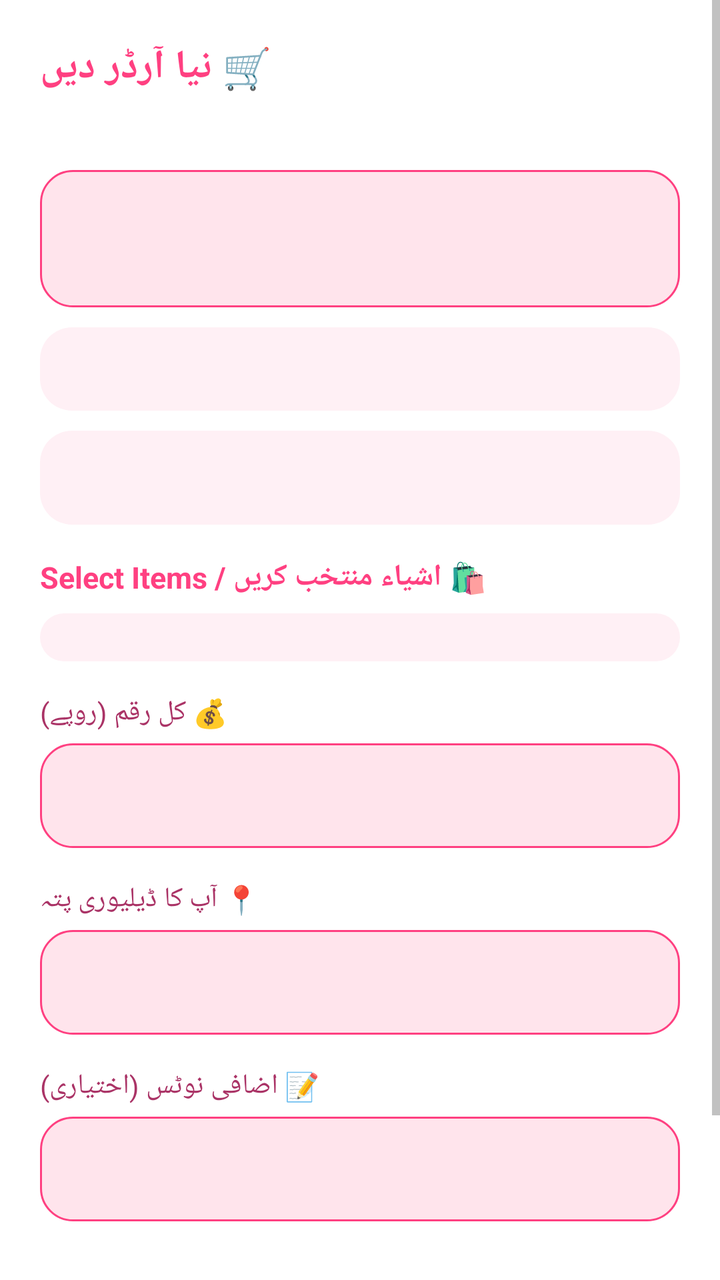
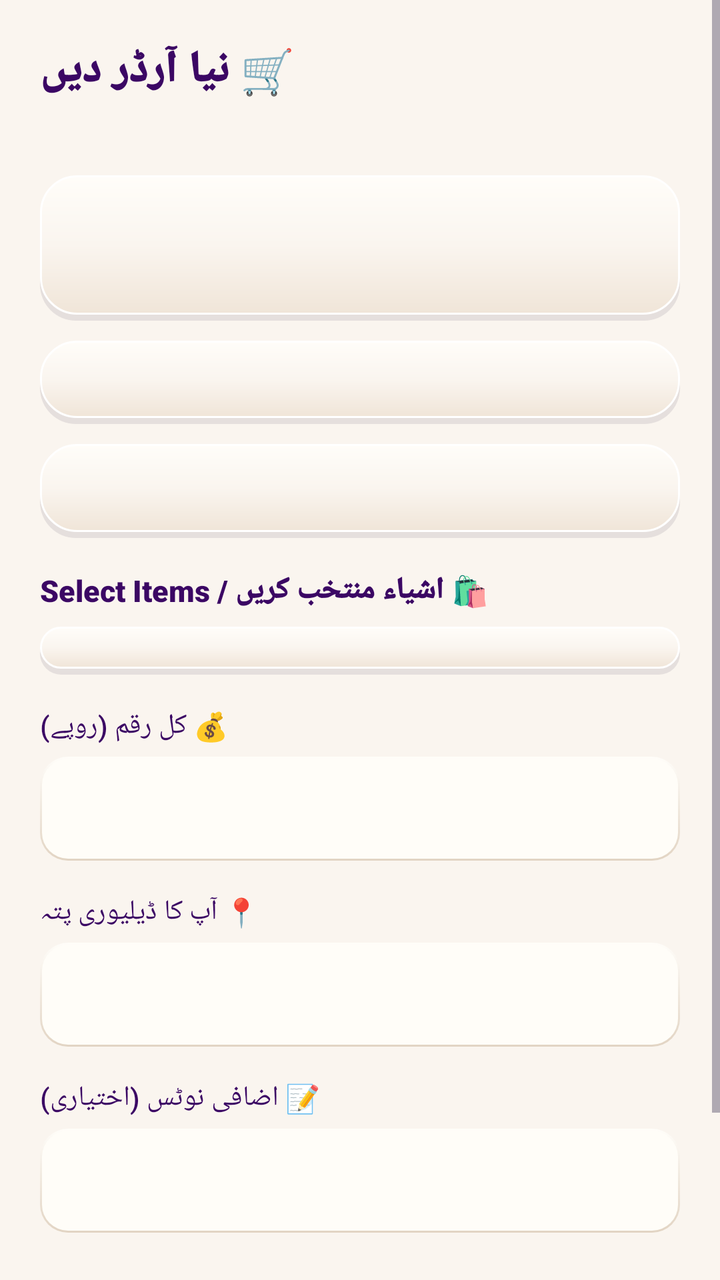

The first picture is an Android layout as it rendered before a commit; the second is the same layout after the commit. The layout source and the unified diff follow.
<!-- AndroidManifest.xml: application theme Theme.SheEmpower -->
<!-- res/layout/activity_place_order.xml -->
<?xml version="1.0" encoding="utf-8"?>
<ScrollView xmlns:android="http://schemas.android.com/apk/res/android"
    android:layout_width="match_parent" android:layout_height="match_parent">
    <LinearLayout
        android:layout_width="match_parent" android:layout_height="wrap_content"
        android:orientation="vertical" android:background="?android:attr/windowBackground"
        android:padding="20dp">

        <TextView android:layout_width="wrap_content" android:layout_height="wrap_content"
            android:text="🛒 نیا آرڈر دیں" android:textSize="20sp" android:textStyle="bold" android:textColor="#FF4081" android:layout_marginBottom="10dp" />

        <TextView android:id="@+id/tvCategoryHeader"
            android:layout_width="match_parent" android:layout_height="wrap_content"
            android:textColor="#FF4081" android:textStyle="bold" android:textSize="13sp" android:layout_marginBottom="10dp" />

        <LinearLayout
            android:layout_width="match_parent" android:layout_height="wrap_content"
            android:orientation="horizontal" android:background="@drawable/bg_rounded_pink"
            android:padding="14dp" android:gravity="center_vertical">
            <LinearLayout android:layout_width="0dp" android:layout_height="wrap_content" android:layout_weight="1" android:orientation="vertical">
                <TextView android:id="@+id/tvSellerName" android:layout_width="wrap_content" android:layout_height="wrap_content" android:textStyle="bold" android:textSize="16sp" />
                <TextView android:id="@+id/tvSellerMeta" android:layout_width="wrap_content" android:layout_height="wrap_content" android:textColor="#777777" />
            </LinearLayout>
            <TextView android:id="@+id/tvSellerVerified" android:layout_width="wrap_content" android:layout_height="wrap_content" android:textColor="#4CAF50" android:textStyle="bold" />
        </LinearLayout>

        <TextView android:id="@+id/tvDeliveryInfo"
            android:layout_width="match_parent" android:layout_height="wrap_content"
            android:background="@drawable/bg_rounded_pink_light" android:padding="12dp"
            android:layout_marginTop="10dp" android:textSize="13sp" />

        <TextView android:id="@+id/tvSelectedItem"
            android:layout_width="match_parent" android:layout_height="wrap_content"
            android:background="@drawable/bg_rounded_pink_light" android:padding="14dp"
            android:layout_marginTop="10dp" android:textStyle="bold" />

        
        <TextView android:id="@+id/tvChecklistHeader"
            android:layout_width="wrap_content" android:layout_height="wrap_content"
            android:text="🛍️ اشیاء منتخب کریں / Select Items" android:textStyle="bold" android:textColor="#FF4081"
            android:textSize="15sp" android:layout_marginTop="16dp" />
        <TextView android:id="@+id/tvChecklistEmpty"
            android:layout_width="match_parent" android:layout_height="wrap_content"
            android:text="اس بیچنے والی کی کوئی چیز موجود نہیں" android:textColor="#888888" android:visibility="gone" android:layout_marginTop="8dp" />
        <LinearLayout android:id="@+id/layoutProductChecklist"
            android:layout_width="match_parent" android:layout_height="wrap_content"
            android:orientation="vertical" android:background="@drawable/bg_rounded_pink_light"
            android:padding="12dp" android:layout_marginTop="8dp" />

        <LinearLayout android:id="@+id/layoutDynamicFields"
            android:layout_width="match_parent" android:layout_height="wrap_content" android:orientation="vertical" />

        <TextView android:layout_width="wrap_content" android:layout_height="wrap_content"
            android:text="💰 کل رقم (روپے)" android:textColor="#AA3366" android:layout_marginTop="16dp" />
        <com.google.android.material.textfield.TextInputEditText android:id="@+id/etAmount"
            android:layout_width="match_parent" android:layout_height="wrap_content"
            android:inputType="number" android:padding="14dp" android:background="@drawable/bg_rounded_pink" android:layout_marginTop="6dp" />
        <TextView android:id="@+id/tvAmountLockedNote"
            android:layout_width="match_parent" android:layout_height="wrap_content"
            android:textColor="#FF6F00" android:textSize="11sp" android:layout_marginTop="4dp" android:visibility="gone" />

        <LinearLayout android:id="@+id/layoutBuyerAddress"
            android:layout_width="match_parent" android:layout_height="wrap_content" android:orientation="vertical">
            <TextView android:layout_width="wrap_content" android:layout_height="wrap_content"
                android:text="📍 آپ کا ڈیلیوری پتہ" android:textColor="#AA3366" android:layout_marginTop="16dp" />
            <com.google.android.material.textfield.TextInputEditText android:id="@+id/etAddress"
                android:layout_width="match_parent" android:layout_height="wrap_content"
                android:padding="14dp" android:background="@drawable/bg_rounded_pink" android:layout_marginTop="6dp" />
        </LinearLayout>

        <TextView android:layout_width="wrap_content" android:layout_height="wrap_content"
            android:text="📝 اضافی نوٹس (اختیاری)" android:textColor="#AA3366" android:layout_marginTop="16dp" />
        <com.google.android.material.textfield.TextInputEditText android:id="@+id/etNotes"
            android:layout_width="match_parent" android:layout_height="wrap_content"
            android:padding="14dp" android:background="@drawable/bg_rounded_pink" android:layout_marginTop="6dp" />

        <Button android:id="@+id/btnSubmitOrder"
            android:layout_width="match_parent" android:layout_height="60dp"
            android:text="✅ آرڈر جمع کروائیں" android:backgroundTint="#FF4081" android:textColor="#FFFFFF"
            android:layout_marginTop="24dp" android:layout_marginBottom="20dp" />

    </LinearLayout>
</ScrollView>
<!-- resources referenced by this layout -->
<resources>
  <!-- drawable bg_rounded_pink (drawable) -->
  <?xml version="1.0" encoding="utf-8"?>
  <shape xmlns:android="http://schemas.android.com/apk/res/android">
      <solid android:color="#FFE4EC" />
      <stroke android:width="1dp" android:color="#FF4081" />
      <corners android:radius="16dp" />
  </shape>
  <!-- drawable bg_rounded_pink_light (drawable) -->
  <?xml version="1.0" encoding="utf-8"?>
  <shape xmlns:android="http://schemas.android.com/apk/res/android">
      <solid android:color="#FFF0F5" />
      <corners android:radius="16dp" />
  </shape>
  <style name="Theme.SheEmpower" parent="Theme.AppCompat.Light.NoActionBar">
          <item name="colorPrimary">#FF4081</item>
          <item name="colorPrimaryDark">#C2185B</item>
          <item name="colorAccent">#FF4081</item>
          <item name="android:windowBackground">@color/bg_light</item>
          <item name="android:colorBackground">@color/white</item>
          <item name="android:textColorPrimary">@color/text_light</item>
          <item name="android:textColorSecondary">@color/text_gray</item>
      </style>
  <color name="bg_light">#FFFFFF</color>
  <color name="white">#FFFFFF</color>
  <color name="text_light">#333333</color>
  <color name="text_gray">#888888</color>
</resources>

<!-- the commit's change to res/layout/activity_place_order.xml (unified diff, before → after) -->
@@ -1,83 +1,203 @@
 <?xml version="1.0" encoding="utf-8"?>
 <ScrollView xmlns:android="http://schemas.android.com/apk/res/android"
-    android:layout_width="match_parent" android:layout_height="match_parent">
+    android:layout_width="match_parent"
+    android:layout_height="match_parent"
+    android:background="@color/bg_cream">
+
     <LinearLayout
-        android:layout_width="match_parent" android:layout_height="wrap_content"
-        android:orientation="vertical" android:background="?android:attr/windowBackground"
+        android:layout_width="match_parent"
+        android:layout_height="wrap_content"
+        android:orientation="vertical"
+        android:background="@color/bg_cream"
         android:padding="20dp">
 
-        <TextView android:layout_width="wrap_content" android:layout_height="wrap_content"
-            android:text="🛒 نیا آرڈر دیں" android:textSize="20sp" android:textStyle="bold" android:textColor="#FF4081" android:layout_marginBottom="10dp" />
-
-        <TextView android:id="@+id/tvCategoryHeader"
-            android:layout_width="match_parent" android:layout_height="wrap_content"
-            android:textColor="#FF4081" android:textStyle="bold" android:textSize="13sp" android:layout_marginBottom="10dp" />
-
-        <LinearLayout
-            android:layout_width="match_parent" android:layout_height="wrap_content"
-            android:orientation="horizontal" android:background="@drawable/bg_rounded_pink"
-            android:padding="14dp" android:gravity="center_vertical">
-            <LinearLayout android:layout_width="0dp" android:layout_height="wrap_content" android:layout_weight="1" android:orientation="vertical">
-                <TextView android:id="@+id/tvSellerName" android:layout_width="wrap_content" android:layout_height="wrap_content" android:textStyle="bold" android:textSize="16sp" />
-                <TextView android:id="@+id/tvSellerMeta" android:layout_width="wrap_content" android:layout_height="wrap_content" android:textColor="#777777" />
+        <TextView
+            android:layout_width="wrap_content"
+            android:layout_height="wrap_content"
+            android:text="🛒 نیا آرڈر دیں"
+            android:textSize="22sp"
+            android:fontFamily="sans-serif-black"
+            android:textColor="@color/lavender_text"
+            android:layout_marginBottom="10dp" />
+
+        <TextView
+            android:id="@+id/tvCategoryHeader"
+            android:layout_width="match_parent"
+            android:layout_height="wrap_content"
+            android:textColor="@color/lavender_primary"
+            android:fontFamily="sans-serif-bold"
+            android:textSize="13sp"
+            android:layout_marginBottom="10dp" />
+
+        <LinearLayout
+            android:layout_width="match_parent"
+            android:layout_height="wrap_content"
+            android:orientation="horizontal"
+            android:background="@drawable/bg_skeu_card"
+            android:padding="16dp"
+            android:gravity="center_vertical">
+
+            <LinearLayout
+                android:layout_width="0dp"
+                android:layout_height="wrap_content"
+                android:layout_weight="1"
+                android:orientation="vertical">
+
+                <TextView
+                    android:id="@+id/tvSellerName"
+                    android:layout_width="wrap_content"
+                    android:layout_height="wrap_content"
+                    android:fontFamily="sans-serif-black"
+                    android:textColor="@color/text_dark"
+                    android:textSize="16sp" />
+
+                <TextView
+                    android:id="@+id/tvSellerMeta"
+                    android:layout_width="wrap_content"
+                    android:layout_height="wrap_content"
+                    android:textColor="@color/text_gray" />
             </LinearLayout>
-            <TextView android:id="@+id/tvSellerVerified" android:layout_width="wrap_content" android:layout_height="wrap_content" android:textColor="#4CAF50" android:textStyle="bold" />
+
+            <TextView
+                android:id="@+id/tvSellerVerified"
+                android:layout_width="wrap_content"
+                android:layout_height="wrap_content"
+                android:textColor="@color/success_green"
+                android:fontFamily="sans-serif-bold" />
         </LinearLayout>
 
-        <TextView android:id="@+id/tvDeliveryInfo"
-            android:layout_width="match_parent" android:layout_height="wrap_content"
-            android:background="@drawable/bg_rounded_pink_light" android:padding="12dp"
-            android:layout_marginTop="10dp" android:textSize="13sp" />
-
-        <TextView android:id="@+id/tvSelectedItem"
-            android:layout_width="match_parent" android:layout_height="wrap_content"
-            android:background="@drawable/bg_rounded_pink_light" android:padding="14dp"
-            android:layout_marginTop="10dp" android:textStyle="bold" />
+        <TextView
+            android:id="@+id/tvDeliveryInfo"
+            android:layout_width="match_parent"
+            android:layout_height="wrap_content"
+            android:background="@drawable/bg_skeu_card"
+            android:padding="12dp"
+            android:layout_marginTop="10dp"
+            android:textColor="@color/text_dark"
+            android:fontFamily="sans-serif-medium"
+            android:textSize="13sp" />
+
+        <TextView
+            android:id="@+id/tvSelectedItem"
+            android:layout_width="match_parent"
+            android:layout_height="wrap_content"
+            android:background="@drawable/bg_skeu_card"
+            android:padding="14dp"
+            android:layout_marginTop="10dp"
+            android:textColor="@color/lavender_text"
+            android:fontFamily="sans-serif-bold" />
 
         
-        <TextView android:id="@+id/tvChecklistHeader"
-            android:layout_width="wrap_content" android:layout_height="wrap_content"
-            android:text="🛍️ اشیاء منتخب کریں / Select Items" android:textStyle="bold" android:textColor="#FF4081"
-            android:textSize="15sp" android:layout_marginTop="16dp" />
-        <TextView android:id="@+id/tvChecklistEmpty"
-            android:layout_width="match_parent" android:layout_height="wrap_content"
-            android:text="اس بیچنے والی کی کوئی چیز موجود نہیں" android:textColor="#888888" android:visibility="gone" android:layout_marginTop="8dp" />
-        <LinearLayout android:id="@+id/layoutProductChecklist"
-            android:layout_width="match_parent" android:layout_height="wrap_content"
-            android:orientation="vertical" android:background="@drawable/bg_rounded_pink_light"
-            android:padding="12dp" android:layout_marginTop="8dp" />
-
-        <LinearLayout android:id="@+id/layoutDynamicFields"
-            android:layout_width="match_parent" android:layout_height="wrap_content" android:orientation="vertical" />
-
-        <TextView android:layout_width="wrap_content" android:layout_height="wrap_content"
-            android:text="💰 کل رقم (روپے)" android:textColor="#AA3366" android:layout_marginTop="16dp" />
-        <com.google.android.material.textfield.TextInputEditText android:id="@+id/etAmount"
-            android:layout_width="match_parent" android:layout_height="wrap_content"
-            android:inputType="number" android:padding="14dp" android:background="@drawable/bg_rounded_pink" android:layout_marginTop="6dp" />
-        <TextView android:id="@+id/tvAmountLockedNote"
-            android:layout_width="match_parent" android:layout_height="wrap_content"
-            android:textColor="#FF6F00" android:textSize="11sp" android:layout_marginTop="4dp" android:visibility="gone" />
-
-        <LinearLayout android:id="@+id/layoutBuyerAddress"
-            android:layout_width="match_parent" android:layout_height="wrap_content" android:orientation="vertical">
-            <TextView android:layout_width="wrap_content" android:layout_height="wrap_content"
-                android:text="📍 آپ کا ڈیلیوری پتہ" android:textColor="#AA3366" android:layout_marginTop="16dp" />
-            <com.google.android.material.textfield.TextInputEditText android:id="@+id/etAddress"
-                android:layout_width="match_parent" android:layout_height="wrap_content"
-                android:padding="14dp" android:background="@drawable/bg_rounded_pink" android:layout_marginTop="6dp" />
+        <TextView
+            android:id="@+id/tvChecklistHeader"
+            android:layout_width="wrap_content"
+            android:layout_height="wrap_content"
+            android:text="🛍️ اشیاء منتخب کریں / Select Items"
+            android:fontFamily="sans-serif-black"
+            android:textColor="@color/lavender_text"
+            android:textSize="15sp"
+            android:layout_marginTop="16dp" />
+
+        <TextView
+            android:id="@+id/tvChecklistEmpty"
+            android:layout_width="match_parent"
+            android:layout_height="wrap_content"
+            android:text="اس بیچنے والی کی کوئی چیز موجود نہیں"
+            android:textColor="@color/text_gray"
+            android:visibility="gone"
+            android:layout_marginTop="8dp" />
+
+        <LinearLayout
+            android:id="@+id/layoutProductChecklist"
+            android:layout_width="match_parent"
+            android:layout_height="wrap_content"
+            android:orientation="vertical"
+            android:background="@drawable/bg_skeu_card"
+            android:padding="12dp"
+            android:layout_marginTop="8dp" />
+
+        <LinearLayout
+            android:id="@+id/layoutDynamicFields"
+            android:layout_width="match_parent"
+            android:layout_height="wrap_content"
+            android:orientation="vertical" />
+
+        <TextView
+            android:layout_width="wrap_content"
+            android:layout_height="wrap_content"
+            android:text="💰 کل رقم (روپے)"
+            android:textColor="@color/lavender_text"
+            android:fontFamily="sans-serif-medium"
+            android:layout_marginTop="16dp" />
+
+        <com.google.android.material.textfield.TextInputEditText
+            android:id="@+id/etAmount"
+            android:layout_width="match_parent"
+            android:layout_height="52dp"
+            android:inputType="number"
+            android:padding="14dp"
+            android:background="@drawable/bg_skeu_input"
+            android:layout_marginTop="6dp" />
+
+        <TextView
+            android:id="@+id/tvAmountLockedNote"
+            android:layout_width="match_parent"
+            android:layout_height="wrap_content"
+            android:textColor="@color/warning_amber"
+            android:textSize="11sp"
+            android:layout_marginTop="4dp"
+            android:visibility="gone" />
+
+        <LinearLayout
+            android:id="@+id/layoutBuyerAddress"
+            android:layout_width="match_parent"
+            android:layout_height="wrap_content"
+            android:orientation="vertical">
+
+            <TextView
+                android:layout_width="wrap_content"
+                android:layout_height="wrap_content"
+                android:text="📍 آپ کا ڈیلیوری پتہ"
+                android:textColor="@color/lavender_text"
+                android:fontFamily="sans-serif-medium"
+                android:layout_marginTop="16dp" />
+
+            <com.google.android.material.textfield.TextInputEditText
+                android:id="@+id/etAddress"
+                android:layout_width="match_parent"
+                android:layout_height="52dp"
+                android:padding="14dp"
+                android:background="@drawable/bg_skeu_input"
+                android:layout_marginTop="6dp" />
         </LinearLayout>
 
-        <TextView android:layout_width="wrap_content" android:layout_height="wrap_content"
-            android:text="📝 اضافی نوٹس (اختیاری)" android:textColor="#AA3366" android:layout_marginTop="16dp" />
-        <com.google.android.material.textfield.TextInputEditText android:id="@+id/etNotes"
-            android:layout_width="match_parent" android:layout_height="wrap_content"
-            android:padding="14dp" android:background="@drawable/bg_rounded_pink" android:layout_marginTop="6dp" />
-
-        <Button android:id="@+id/btnSubmitOrder"
-            android:layout_width="match_parent" android:layout_height="60dp"
-            android:text="✅ آرڈر جمع کروائیں" android:backgroundTint="#FF4081" android:textColor="#FFFFFF"
-            android:layout_marginTop="24dp" android:layout_marginBottom="20dp" />
+        <TextView
+            android:layout_width="wrap_content"
+            android:layout_height="wrap_content"
+            android:text="📝 اضافی نوٹس (اختیاری)"
+            android:textColor="@color/lavender_text"
+            android:fontFamily="sans-serif-medium"
+            android:layout_marginTop="16dp" />
+
+        <com.google.android.material.textfield.TextInputEditText
+            android:id="@+id/etNotes"
+            android:layout_width="match_parent"
+            android:layout_height="52dp"
+            android:padding="14dp"
+            android:background="@drawable/bg_skeu_input"
+            android:layout_marginTop="6dp" />
+
+        <Button
+            android:id="@+id/btnSubmitOrder"
+            android:layout_width="match_parent"
+            android:layout_height="56dp"
+            android:text="✅ آرڈر جمع کروائیں"
+            android:fontFamily="sans-serif-medium"
+            android:textSize="15sp"
+            android:background="@drawable/bg_skeu_button_primary"
+            android:textColor="#FFFFFF"
+            android:layout_marginTop="24dp"
+            android:layout_marginBottom="20dp" />
 
     </LinearLayout>
 </ScrollView>
<!-- resource entries referenced after the edit -->
@@ -1,30 +1,98 @@
 <!-- resources referenced by this layout -->
 <resources>
-  <!-- drawable bg_rounded_pink (drawable) -->
-  <?xml version="1.0" encoding="utf-8"?>
-  <shape xmlns:android="http://schemas.android.com/apk/res/android">
-      <solid android:color="#FFE4EC" />
-      <stroke android:width="1dp" android:color="#FF4081" />
-      <corners android:radius="16dp" />
-  </shape>
-  <!-- drawable bg_rounded_pink_light (drawable) -->
-  <?xml version="1.0" encoding="utf-8"?>
-  <shape xmlns:android="http://schemas.android.com/apk/res/android">
-      <solid android:color="#FFF0F5" />
-      <corners android:radius="16dp" />
-  </shape>
+  <color name="bg_cream">#FAF5EF</color>
+  <color name="lavender_primary">#7C3AED</color>
+  <color name="lavender_text">#3B0764</color>
+  <color name="success_green">#10B981</color>
+  <color name="text_dark">#2D253B</color>
   <style name="Theme.SheEmpower" parent="Theme.AppCompat.Light.NoActionBar">
-          <item name="colorPrimary">#FF4081</item>
-          <item name="colorPrimaryDark">#C2185B</item>
-          <item name="colorAccent">#FF4081</item>
-          <item name="android:windowBackground">@color/bg_light</item>
-          <item name="android:colorBackground">@color/white</item>
-          <item name="android:textColorPrimary">@color/text_light</item>
+          <item name="colorPrimary">@color/lavender_primary</item>
+          <item name="colorPrimaryDark">@color/lavender_dark</item>
+          <item name="colorAccent">@color/lavender_primary</item>
+          <item name="android:windowBackground">@color/bg_cream</item>
+          <item name="android:colorBackground">@color/bg_cream</item>
+          <item name="android:textColorPrimary">@color/text_dark</item>
           <item name="android:textColorSecondary">@color/text_gray</item>
       </style>
-  <color name="bg_light">#FFFFFF</color>
-  <color name="white">#FFFFFF</color>
-  <color name="text_light">#333333</color>
-  <color name="text_gray">#888888</color>
+  <color name="lavender_dark">#5B21B6</color>
+  <color name="text_gray">#6B637B</color>
+  <color name="warning_amber">#F59E0B</color>
+  <!-- drawable bg_skeu_button_primary (drawable) -->
+  <?xml version="1.0" encoding="utf-8"?>
+  <layer-list xmlns:android="http://schemas.android.com/apk/res/android">
+      
+      <item android:top="3dp">
+          <shape android:shape="rectangle">
+              <solid android:color="#403B0764" />
+              <corners android:radius="16dp" />
+          </shape>
+      </item>
+      
+      <item android:bottom="3dp">
+          <shape android:shape="rectangle">
+              <gradient
+                  android:startColor="#8B5CF6"
+                  android:centerColor="@color/lavender_primary"
+                  android:endColor="@color/lavender_dark"
+                  android:angle="270" />
+              <stroke android:width="1dp" android:color="#C4B5FD" />
+              <corners android:radius="16dp" />
+          </shape>
+      </item>
+      
+      <item android:bottom="3dp" android:top="1dp" android:left="6dp" android:right="6dp">
+          <shape android:shape="rectangle">
+              <gradient
+                  android:startColor="#70FFFFFF"
+                  android:endColor="#00FFFFFF"
+                  android:angle="270" />
+              <corners android:topLeftRadius="15dp" android:topRightRadius="15dp" />
+          </shape>
+      </item>
+  </layer-list>
+  <!-- drawable bg_skeu_card (drawable) -->
+  <?xml version="1.0" encoding="utf-8"?>
+  <layer-list xmlns:android="http://schemas.android.com/apk/res/android">
+      
+      <item android:top="3dp">
+          <shape android:shape="rectangle">
+              <solid android:color="#1A2D253B" />
+              <corners android:radius="18dp" />
+          </shape>
+      </item>
+      
+      <item android:bottom="3dp">
+          <shape android:shape="rectangle">
+              <gradient
+                  android:startColor="#FFFDF9"
+                  android:centerColor="#FAF5EF"
+                  android:endColor="#F0E5D8"
+                  android:angle="270" />
+              <stroke android:width="1dp" android:color="#FFFFFF" />
+              <corners android:radius="18dp" />
+          </shape>
+      </item>
+  </layer-list>
+  <!-- drawable bg_skeu_input (drawable) -->
+  <?xml version="1.0" encoding="utf-8"?>
+  <layer-list xmlns:android="http://schemas.android.com/apk/res/android">
+      
+      <item>
+          <shape android:shape="rectangle">
+              <gradient
+                  android:startColor="#E2D4C3"
+                  android:endColor="#FFFDF9"
+                  android:angle="90" />
+              <corners android:radius="14dp" />
+          </shape>
+      </item>
+      
+      <item android:top="1dp" android:left="1dp" android:right="1dp" android:bottom="1dp">
+          <shape android:shape="rectangle">
+              <solid android:color="#FFFDF8" />
+              <corners android:radius="13dp" />
+          </shape>
+      </item>
+  </layer-list>
 </resources>
 
